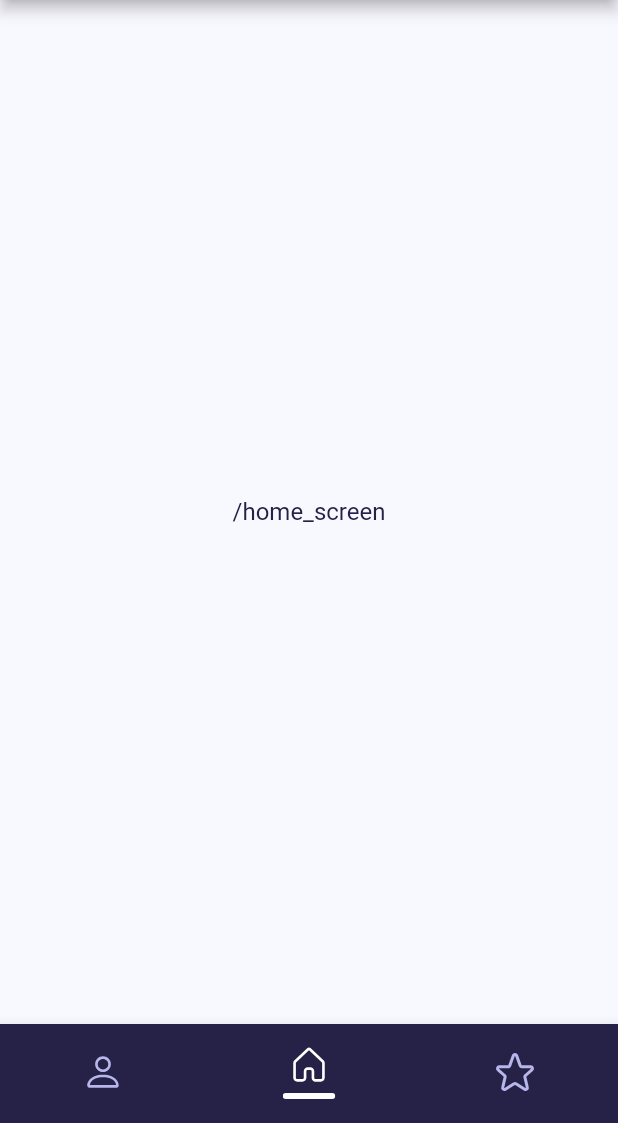
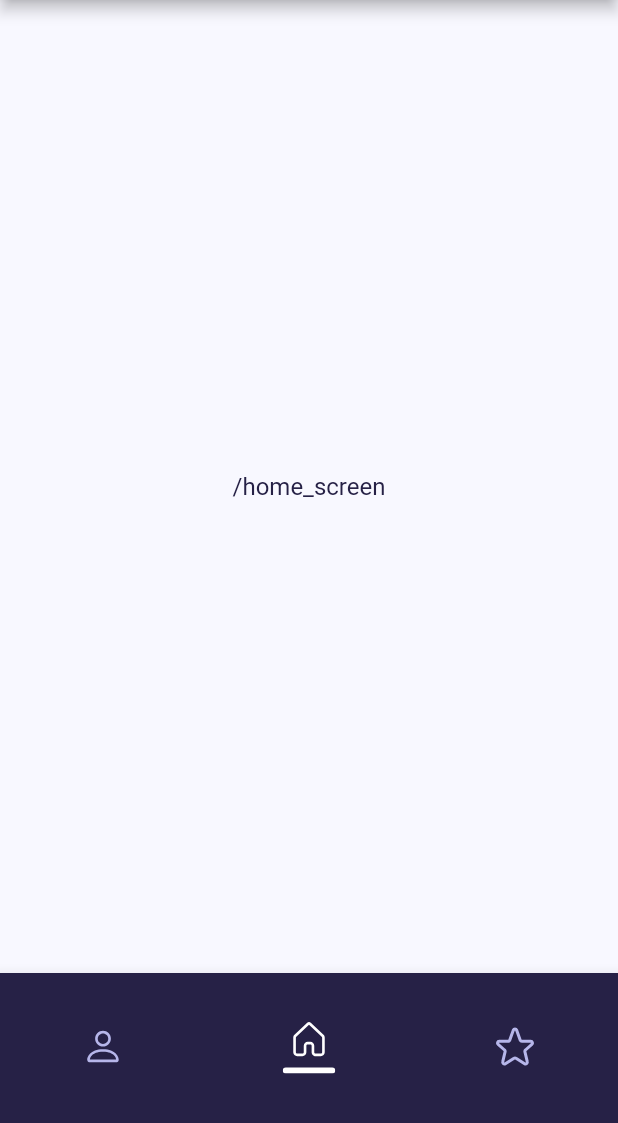
Before and after one commit to nitzanpap/dispatcher, a Flutter app: the screen it shows after launch, on a phone screen of 412 x 824 dp, the part 113-1236 px from its top. Run offline on Flutter 3.47's test engine with Material 2 defaults, Android fonts, the phone set to English and light mode, and no system bars; our stand-ins replace flutter_svg, gap.

Commit message:
Separated View and ViewModel, and fixed resize bug

```diff
--- a/lib/providers/bottom_navigation_provider.dart
+++ b/lib/providers/bottom_navigation_provider.dart
@@ -1,17 +1,17 @@
-import 'package:dispatcher/enums/valid_main_tabs.dart';
 import 'package:flutter/material.dart';
 
-import '../constants/routes.dart';
+import '../enums/valid_main_tabs.dart';
 
 class BottomNavigationProvider with ChangeNotifier {
-  String _currentMainTabRoute = ValidRoutes.homeScreen;
   int _currentMainTabIndex = ValidMainTabs.home.index;
+  var _currentMainTabRoute = ValidMainTabs.home.route;
 
   String get currentMainTabRoute => _currentMainTabRoute;
   int get currentMainTabIndex => _currentMainTabIndex;
 
-  void changeTabIndex(int newTabIndex) {
+  void changeMainTab(int newTabIndex) {
     _currentMainTabIndex = newTabIndex;
+    _currentMainTabRoute = ValidMainTabs.values[currentMainTabIndex].route;
     notifyListeners();
   }
 }
--- a/lib/screens/main_screen.dart
+++ b/lib/screens/main_screen.dart
@@ -1,8 +1,8 @@
-import 'package:dispatcher/providers/bottom_navigation_provider.dart';
 import 'package:flutter/material.dart';
 import 'package:provider/provider.dart';
 
 import '../constants/colors.dart';
+import '../providers/bottom_navigation_provider.dart';
 
 import '../widgets/main_app_bar.dart';
 import '../widgets/app_bottom_navigation_bar.dart';
@@ -32,7 +32,7 @@ class MainScreen extends StatelessWidget {
           ),
         ),
       ),
-      bottomNavigationBar: AppBottomNavigationBar(),
+      bottomNavigationBar: const AppBottomNavigationBar(),
     );
   }
 }
--- a/lib/widgets/app_bottom_navigation_bar.dart
+++ b/lib/widgets/app_bottom_navigation_bar.dart
@@ -1,9 +1,8 @@
-import 'package:dispatcher/enums/valid_main_tabs.dart';
-import 'package:dispatcher/providers/bottom_navigation_provider.dart';
 import 'package:flutter/material.dart';
 import 'package:provider/provider.dart';
 
 import '../constants/colors.dart';
+import '../providers/bottom_navigation_provider.dart';
 
 import '../widgets/svg_widgets/home_active_svg.dart';
 import '../widgets/svg_widgets/home_svg.dart';
@@ -13,9 +12,9 @@ import '../widgets/svg_widgets/star_active_svg.dart';
 import '../widgets/svg_widgets/star_svg.dart';
 
 class AppBottomNavigationBar extends StatelessWidget {
-  void _onItemTapped(int newIndex, BottomNavigationProvider tabsProvider) {
-    tabsProvider.changeTabIndex(newIndex);
-  }
+  const AppBottomNavigationBar({
+    super.key,
+  });
 
   @override
   Widget build(BuildContext context) {
@@ -23,7 +22,9 @@ class AppBottomNavigationBar extends StatelessWidget {
         Provider.of<BottomNavigationProvider>(context);
     final currentMainTabIndex = bottomNavigationProvider.currentMainTabIndex;
 
-    return BottomNavigationBar(
+    return SizedBox(
+      height: 100,
+      child: BottomNavigationBar(
         backgroundColor: AppColors.deepDarkBlue,
         items: const [
           BottomNavigationBarItem(
@@ -43,37 +44,12 @@ class AppBottomNavigationBar extends StatelessWidget {
           ),
         ],
         currentIndex: currentMainTabIndex,
-      onTap: (newIndex) => _onItemTapped(newIndex, bottomNavigationProvider),
+        onTap: (newIndex) => bottomNavigationProvider.changeMainTab(newIndex),
         showUnselectedLabels: false,
         showSelectedLabels: false,
         fixedColor: AppColors.white,
         selectedLabelStyle: const TextStyle(fontWeight: FontWeight.bold),
+      ),
     );
   }
-  // return Container(
-  //   padding: const EdgeInsets.only(bottom: 30, top: 20),
-  //   child: Row(
-  //     mainAxisAlignment: MainAxisAlignment.spaceAround,
-  //     children: [
-  //       Tab(
-  //         icon: IconButton(
-  //           onPressed: () => print('Profile tab click'),
-  //           icon: const PersonSvg(),
-  //         ),
-  //       ),
-  //       Tab(
-  //         icon: IconButton(
-  //           onPressed: () => print('Home tab click'),
-  //           icon: const HomeSvg(),
-  //         ),
-  //       ),
-  //       Tab(
-  //         icon: IconButton(
-  //           onPressed: () => print('Favorite tab click'),
-  //           icon: const StarSvg(),
-  //         ),
-  //       ),
-  //     ],
-  //   ),
-  // );
 }
--- a/lib/widgets/main_app_bar.dart
+++ b/lib/widgets/main_app_bar.dart
@@ -16,28 +16,9 @@ class MainAppBar extends StatelessWidget with PreferredSizeWidget {
     return AppBar(
       toolbarHeight: 75,
       backgroundColor: AppColors.deepDarkBlue,
-      actions: <Widget>[
-        Padding(
-          padding: const EdgeInsets.all(8.0),
-          child: IconButton(
-            onPressed: () => print('Search icon clicked'),
-            icon: const SearchSvg(),
-          ),
-        ),
-        Center(
-          child: Padding(
-            padding: const EdgeInsets.all(8.0),
-            child: Badge(
-              backgroundColor: AppColors.badgeColor,
-              // isLabelVisible: false,
-              child: IconButton(
-                  padding: EdgeInsets.zero,
-                  constraints: const BoxConstraints(),
-                  onPressed: () => print('Notifications icon clicked'),
-                  icon: const NotificationSvg()),
-            ),
-          ),
-        ),
+      actions: const <Widget>[
+        SearchIconBtn(),
+        NotificationIconBtn(),
       ],
       leading: const Padding(
         padding: EdgeInsets.only(left: 16),
@@ -49,3 +30,45 @@ class MainAppBar extends StatelessWidget with PreferredSizeWidget {
   @override
   Size get preferredSize => const Size.fromHeight(75);
 }
+
+class NotificationIconBtn extends StatelessWidget {
+  const NotificationIconBtn({
+    super.key,
+  });
+
+  @override
+  Widget build(BuildContext context) {
+    return Center(
+      child: Padding(
+        padding: const EdgeInsets.all(8.0),
+        child: Badge(
+          backgroundColor: AppColors.badgeColor,
+          // TODO: Add a provider to get the number of notifications
+          // isLabelVisible: false,
+          child: IconButton(
+              padding: EdgeInsets.zero,
+              constraints: const BoxConstraints(),
+              onPressed: () => print('Notifications icon clicked'),
+              icon: const NotificationSvg()),
+        ),
+      ),
+    );
+  }
+}
+
+class SearchIconBtn extends StatelessWidget {
+  const SearchIconBtn({
+    super.key,
+  });
+
+  @override
+  Widget build(BuildContext context) {
+    return Padding(
+      padding: const EdgeInsets.all(8.0),
+      child: IconButton(
+        onPressed: () => print('Search icon clicked'),
+        icon: const SearchSvg(),
+      ),
+    );
+  }
+}
```
Also changed, not shown: lib/enums/valid_main_tabs.dart (+15 -0 lines). Lines whose indentation alone changed are shown as unchanged.
